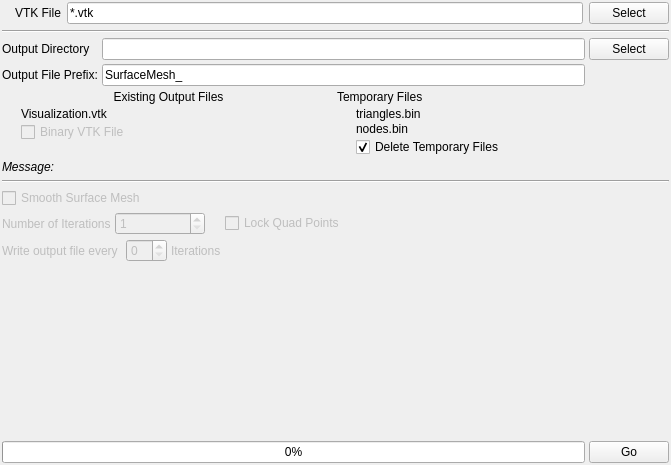
Qt form Source/AIM/GUI/UI_Files/SurfaceMeshingWidget.ui (BlueQuartzSoftware/DREAM3D) before a commit.
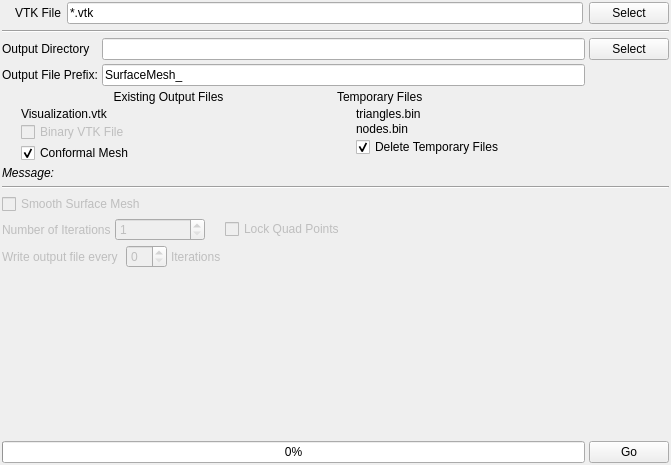
The same form after that commit. Icons and pictures are not drawn.

Commit message: Adding Conformal Triangle Mesh checkbox to the Surface Meshing User Interface and implementing the underlying code in the SurfaceMeshFunc to correctly write the (non)conformal mesh vtk file and also writing the node_kind point data to the output vtk file

```diff
--- a/Source/AIM/GUI/UI_Files/SurfaceMeshingWidget.ui
+++ b/Source/AIM/GUI/UI_Files/SurfaceMeshingWidget.ui
@@ -168,6 +168,19 @@
          </property>
         </widget>
        </item>
+       <item row="3" column="1">
+        <widget class="QCheckBox" name="m_ConformalMesh">
+         <property name="toolTip">
+          <string>A Conformal Mesh only has a single copy of each triangle. If you turn this OFF then there will be 2 copies of each triangle entry, one for each grain.</string>
+         </property>
+         <property name="text">
+          <string>Conformal Mesh</string>
+         </property>
+         <property name="checked">
+          <bool>true</bool>
+         </property>
+        </widget>
+       </item>
       </layout>
      </item>
      <item row="1" column="1">
```
The commit also changes 4 other files.
